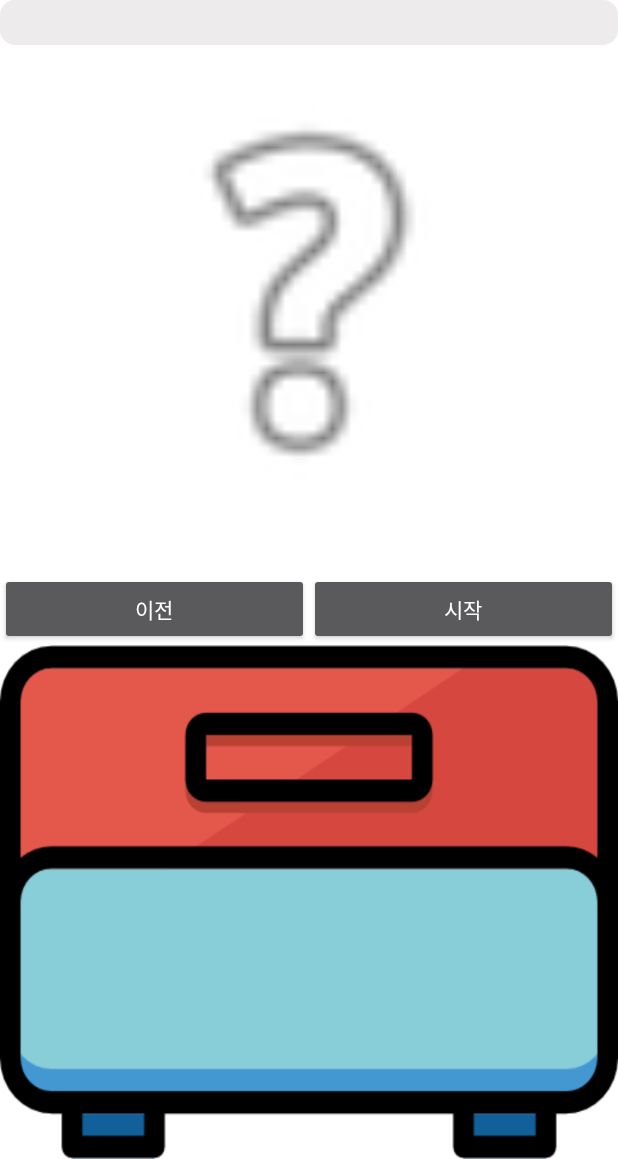
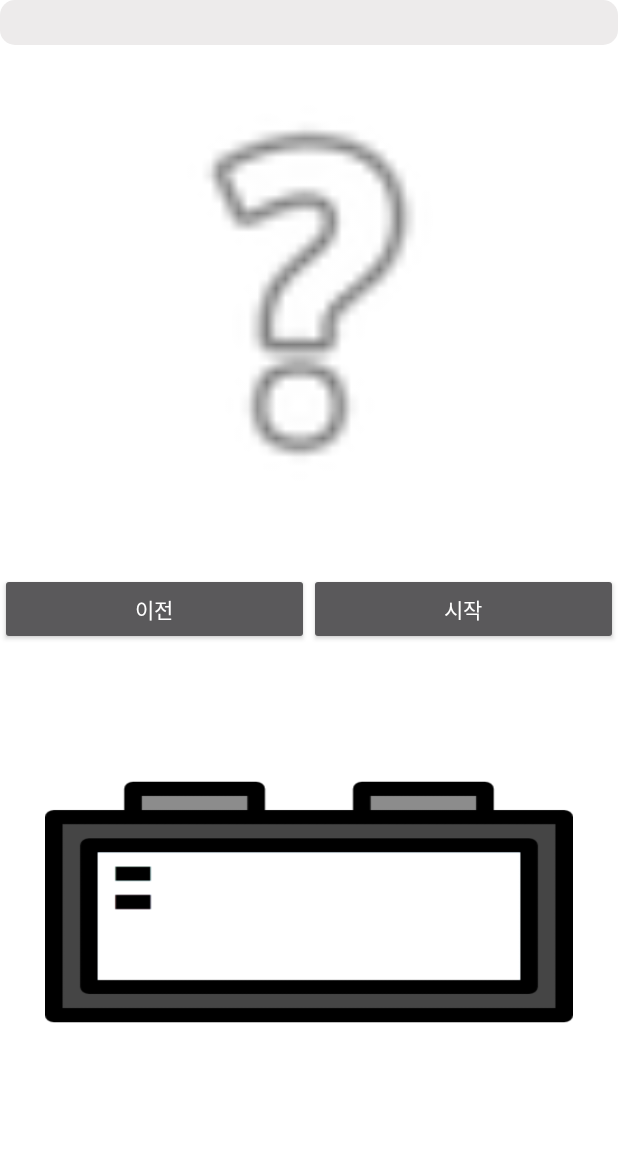
Before and after one commit to hero526/cooklock, an Android app: the CookingActivity screen opened directly, with no data from a screen before it, on a phone screen of 412 x 824 dp, the part 77-1236 px from its top. Run offline under Robolectric (Android 15) with nearby library versions, the phone set to English and light mode, and no system bars; 1 statement that could not run was skipped.

Commit message:
timer design update

```diff
--- a/app/src/main/res/layout/activity_cooking.xml
+++ b/app/src/main/res/layout/activity_cooking.xml
@@ -38,6 +38,7 @@
     <LinearLayout
         android:layout_width="match_parent"
         android:layout_height="wrap_content"
+        android:layout_alignParentStart="true"
         android:orientation="horizontal">
 
         <Button
@@ -59,33 +60,43 @@
     </LinearLayout>
 
     <RelativeLayout
-        android:id="@+id/a_bus_info_lay"
+        android:id="@+id/timer"
         android:layout_width="fill_parent"
         android:layout_height="fill_parent"
-        android:layout_margin="0dp">
+        android:layout_margin="0dp"
+        android:gravity="center_vertical|center_horizontal">
 
 
         <ImageView
             android:id="@+id/imageView6"
-            android:layout_width="match_parent"
-            android:layout_height="wrap_content"
-            android:background="@drawable/digital_clock"
-             />
+            android:layout_width="275dp"
+            android:layout_height="161dp"
+            android:layout_alignParentStart="true"
+            android:layout_alignParentTop="true"
+            android:layout_alignParentEnd="true"
+            android:layout_marginStart="30dp"
+            android:layout_marginTop="2dp"
+            android:layout_marginEnd="30dp"
+            android:layout_marginBottom="2dp"
+            android:background="@drawable/timer_"
+            android:src="@null" />
 
         <TextView
             android:id="@+id/remainTime"
-            android:layout_width="match_parent"
-            android:layout_height="wrap_content"
+            android:layout_width="266dp"
+            android:layout_height="102dp"
+            android:layout_alignStart="@+id/imageView6"
+            android:layout_alignTop="@+id/imageView6"
+            android:layout_alignEnd="@+id/imageView6"
+            android:layout_alignBottom="@+id/imageView6"
+            android:layout_marginStart="53dp"
+            android:layout_marginTop="29dp"
+            android:layout_marginEnd="32dp"
+            android:layout_marginBottom="30dp"
             android:onClick="settingTimer"
+            android:textAlignment="center"
             android:textColor="@android:color/holo_red_light"
-            android:textSize="15pt"
-            android:layout_alignLeft="@id/background_img"
-            android:layout_alignTop="@+id/background_img"
-            android:layout_alignEnd="@+id/background_img"
-
-            android:layout_alignRight="@id/background_img"
-
-            />
+            android:textSize="40pt" />
 
     </RelativeLayout>
 
```
Also changed, not shown: app/src/main/res/drawable-v24/timer_.png (added).
